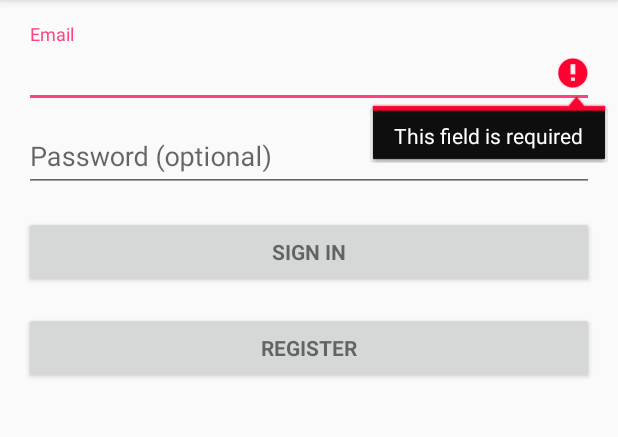
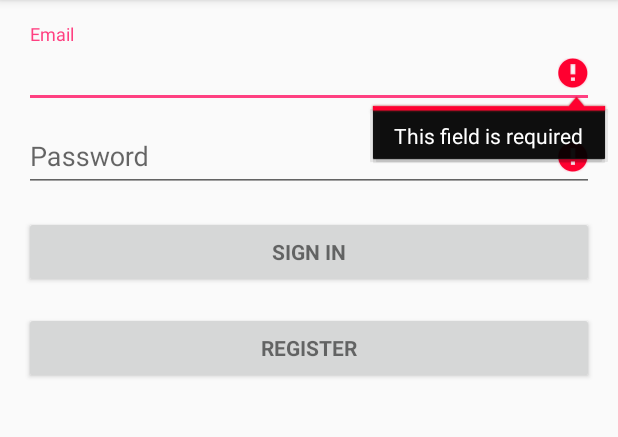
Before and after one commit to fmadrid1317/COP-4331-Testy, an Android app: the screen it shows after launch (LoginActivity), after a tap on "SIGN IN", on a phone screen of 412 x 824 dp, the part 84-521 px from its top. Run offline under Robolectric (Android 15) with nearby library versions, the phone set to English and light mode, and no system bars; our stand-ins replace Firebase (no records; nobody signed in at launch, a user with empty details on screens opened directly); 2 statements that could not run were skipped.

Commit message:
login fixes

```diff
--- a/app/src/main/java/com/example/ferna/mytesty/LoginActivity.java
+++ b/app/src/main/java/com/example/ferna/mytesty/LoginActivity.java
@@ -184,7 +184,7 @@ public class LoginActivity extends AppCompatActivity implements LoaderCallbacks<
         View focusView = null;
 
         // Check for a valid password, if the user entered one.
-        if (!TextUtils.isEmpty(password) && !isPasswordValid(password)) {
+        if ((!TextUtils.isEmpty(password) && !isPasswordValid(password)) || TextUtils.isEmpty(password)) {
             mPasswordView.setError(getString(R.string.error_invalid_password));
             focusView = mPasswordView;
             cancel = true;
@@ -260,7 +260,7 @@ public class LoginActivity extends AppCompatActivity implements LoaderCallbacks<
         View focusView = null;
 
         // Check for a valid password, if the user entered one.
-        if (!TextUtils.isEmpty(password) && !isPasswordValid(password)) {
+        if ((!TextUtils.isEmpty(password) && !isPasswordValid(password)) || TextUtils.isEmpty(password)) {
             mPasswordView.setError(getString(R.string.error_invalid_password));
             focusView = mPasswordView;
             cancel = true;
--- a/app/src/main/res/layout/activity_login.xml
+++ b/app/src/main/res/layout/activity_login.xml
@@ -54,7 +54,7 @@
                     android:id="@+id/password"
                     android:layout_width="match_parent"
                     android:layout_height="wrap_content"
-                    android:hint="@string/prompt_password"
+                    android:hint="Password"
                     android:imeActionId="6"
                     android:imeActionLabel="@string/action_sign_in_short"
                     android:imeOptions="actionUnspecified"
```
